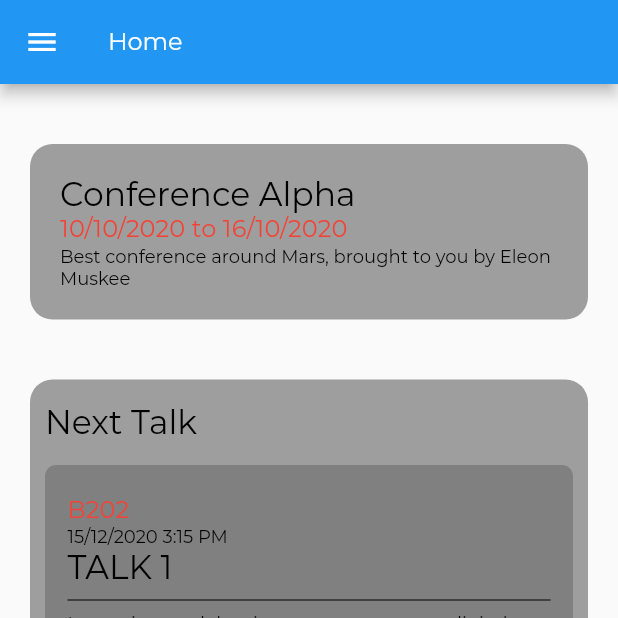
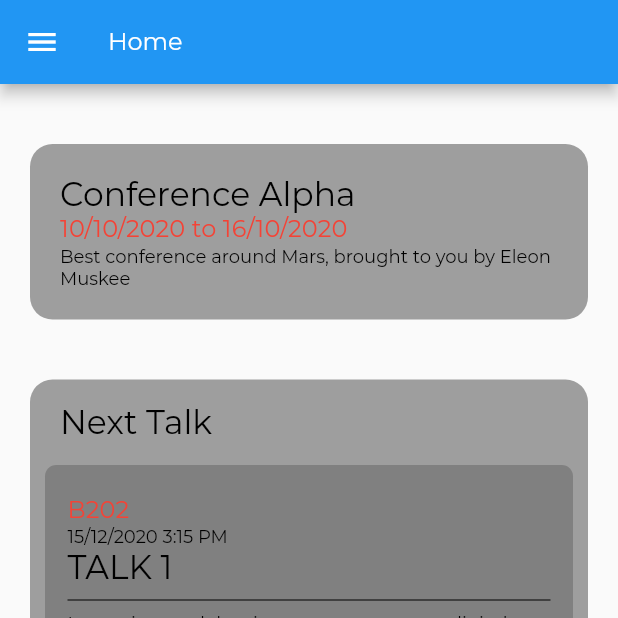
Before and after one commit to FEUP-ESOF-2020-21/open-cx-t4g1-grupo-1, a Flutter app: the screen it shows after launch, on a phone screen of 412 x 824 dp, the top half of it. Run offline on Flutter 3.47's test engine with Material 2 defaults, Android fonts, the light colour scheme and no system bars; our stand-ins replace toast.

Commit message:
small correction on padding

```diff
--- a/adov_flutter/lib/screens/home_screen/next_talk.dart
+++ b/adov_flutter/lib/screens/home_screen/next_talk.dart
@@ -37,7 +37,7 @@ class NextTalk extends StatelessWidget {
             crossAxisAlignment: CrossAxisAlignment.start,
             children: [
               Padding(
-                padding: EdgeInsets.symmetric(horizontal: 10, vertical: 15),
+                padding: EdgeInsets.symmetric(horizontal: 20, vertical: 15),
                 child: Text(
                   "Next Talk",
                   style: CardsTitleStyle.copyWith(
```
